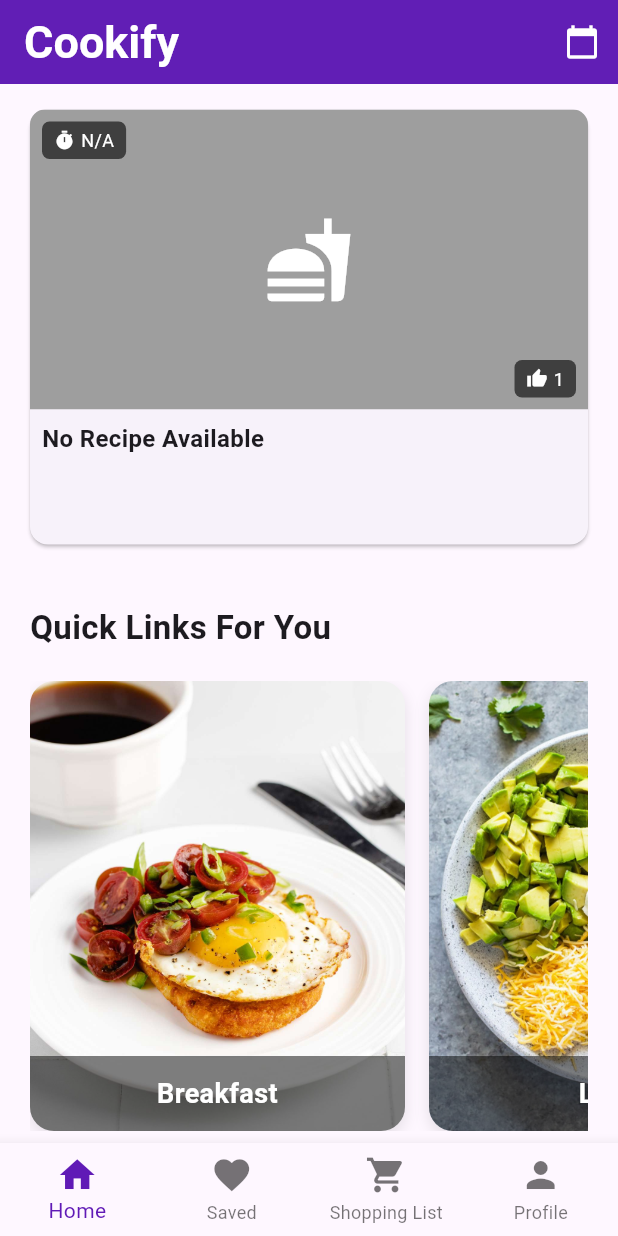
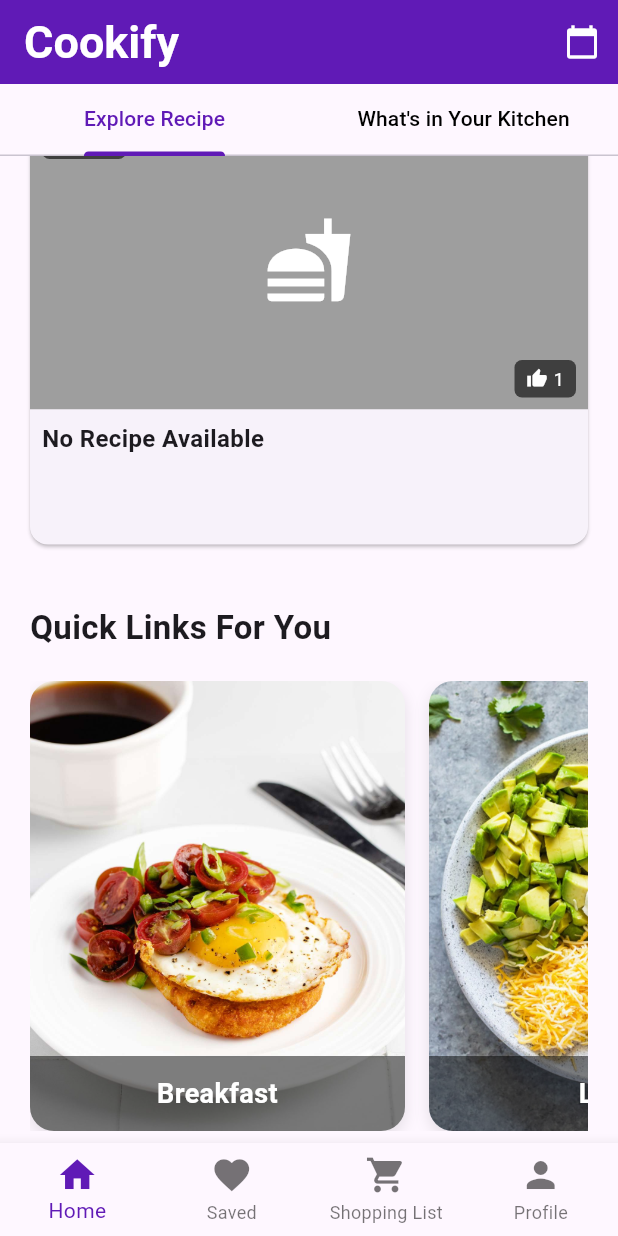
Before and after one commit to MathurakshiP/MobileApp, a Flutter app: the HomeScreen screen opened by its route, scrolled down 576 dp, on a phone screen of 412 x 824 dp. Run offline on Flutter 3.47's test engine with Material 3 defaults, Android fonts, the phone set to English and light mode, and no system bars; our stand-ins replace cloud_firestore, firebase_auth, firebase_core; missing offline and left inert: mailer; accounts and stored records are empty; network calls fail.

Commit message:
size change

```diff
--- a/lib/Screens/addFoodScreen.dart
+++ b/lib/Screens/addFoodScreen.dart
@@ -18,6 +18,7 @@ class _AddFoodScreenState extends State<AddFoodScreen> {
   final TextEditingController _searchController = TextEditingController();
   Timer? _debounce;
   bool isMealPlan=true;
+
   @override
   void dispose() {
     _searchController.dispose();
@@ -34,7 +35,6 @@ class _AddFoodScreenState extends State<AddFoodScreen> {
     if (selectedFood != null) {
       Navigator.pop(context, selectedFood); // Pass the selected food back to MealPlannerScreen
     }
-
   }
 
   void _navigateToCategoryScreen(String category) async {
--- a/lib/Screens/home_screen.dart
+++ b/lib/Screens/home_screen.dart
@@ -29,10 +29,10 @@ class HomeScreen extends StatefulWidget {
 
 class _HomeScreenState extends State<HomeScreen>
   with SingleTickerProviderStateMixin {
+
   late TabController _tabController;
   final TextEditingController _searchController = TextEditingController();
   List<Map<String, dynamic>> _suggestions = [];
-
   Timer? _debounce;
   String userName = 'User Name';
   String hash = 'null';
@@ -331,8 +331,8 @@ Future<void> _addRecipesToFirestore(List<dynamic> recipes) async {
       body: IndexedStack(
         index: _selectedIndex,
         children: [
-          SingleChildScrollView(
-            child: Column(
+
+             Column(
               children: [
                 // Tab Navigation for Explore Recipe and What's in Your Kitchen
                 TabBar(
@@ -346,12 +346,13 @@ Future<void> _addRecipesToFirestore(List<dynamic> recipes) async {
                   indicatorColor: customPurple,
                 ),
 
-                SizedBox(
-                  height: 1850,
+                Expanded(
+
                   child: TabBarView(
                     controller: _tabController,
                     children: [
-                      Column(
+                      SingleChildScrollView(
+                      child:Column(
                         children: [
                           //search recipe
                           Padding(
@@ -790,14 +791,14 @@ Future<void> _addRecipesToFirestore(List<dynamic> recipes) async {
                         RecentlyViewedWidget(recentlyViewed: _recentlyViewed),
                         ],
                       ),
-
+                      ),
                       const IngredientSearchScreen(),
                     ],
                   ),
                 ),
               ],
             ),
-          ),
+
 
           const SavedFoodScreen(),
           // ShoppingListScreen with passed shoppingList
```
Lines whose indentation alone changed are shown as unchanged.
